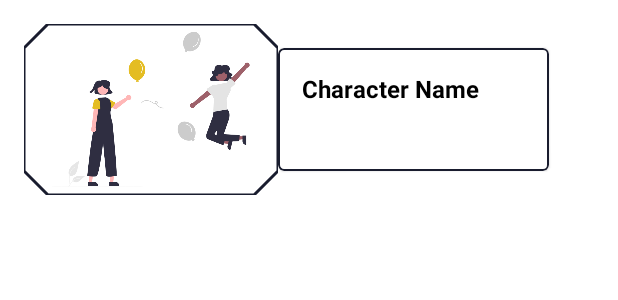
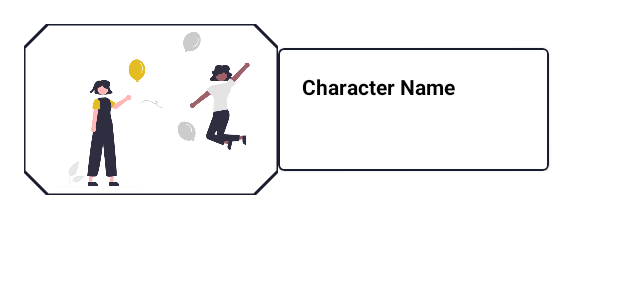
Before and after one commit to AzizaHelmy/PhotosApp, an Android app: the layout item_rv_photos.xml on its own in the app's theme, with its tools: preview values and no code run, on a phone screen of 412 x 824 dp. Shown: the top 300 px of the screen. Run offline under Robolectric (Android 15) with nearby library versions, the phone set to English and light mode, and no system bars; network calls fail; Roboto replaces fonts that are not available here.

```diff
--- a/app/build.gradle
+++ b/app/build.gradle
@@ -65,5 +65,7 @@ dependencies {
     implementation 'jp.wasabeef:recyclerview-animators:4.0.2'
     //shimmer
     implementation 'com.facebook.shimmer:shimmer:0.5.0'
+    //picasso
+    implementation 'com.squareup.picasso:picasso:2.71828'
 
 }
--- a/app/src/main/res/layout/item_rv_photos.xml
+++ b/app/src/main/res/layout/item_rv_photos.xml
@@ -39,11 +39,14 @@
 
             <TextView
                 android:id="@+id/tv_title"
-                android:layout_width="match_parent"
+                android:layout_width="wrap_content"
                 android:layout_height="wrap_content"
+                android:ems="10"
+                android:ellipsize="end"
+                android:maxLines="3"
                 android:fontFamily="@font/aclonica"
                 android:textColor="@color/black"
-                android:textSize="16sp"
+                android:textSize="14sp"
                 android:textStyle="bold"
                 app:layout_constraintStart_toStartOf="parent"
                 app:layout_constraintTop_toTopOf="parent"
--- a/app/src/main/res/values/colors.xml
+++ b/app/src/main/res/values/colors.xml
@@ -1,8 +1,8 @@
 <?xml version="1.0" encoding="utf-8"?>
 <resources>
     <color name="purple_200">#FFBB86FC</color>
-    <color name="purple_500">#CCA42B</color>
-    <color name="purple_700">#D6A922</color>
+    <color name="purple_500">#3A3A37</color>
+    <color name="purple_700">#3F3E3B</color>
     <color name="teal_200">#FF03DAC5</color>
     <color name="teal_700">#FF018786</color>
     <color name="black">#FF000000</color>
```
Also changed, not shown: app/src/main/java/com/aziza/photosapp/ui/home/HomeAdapter.kt (+6 -5 lines).
